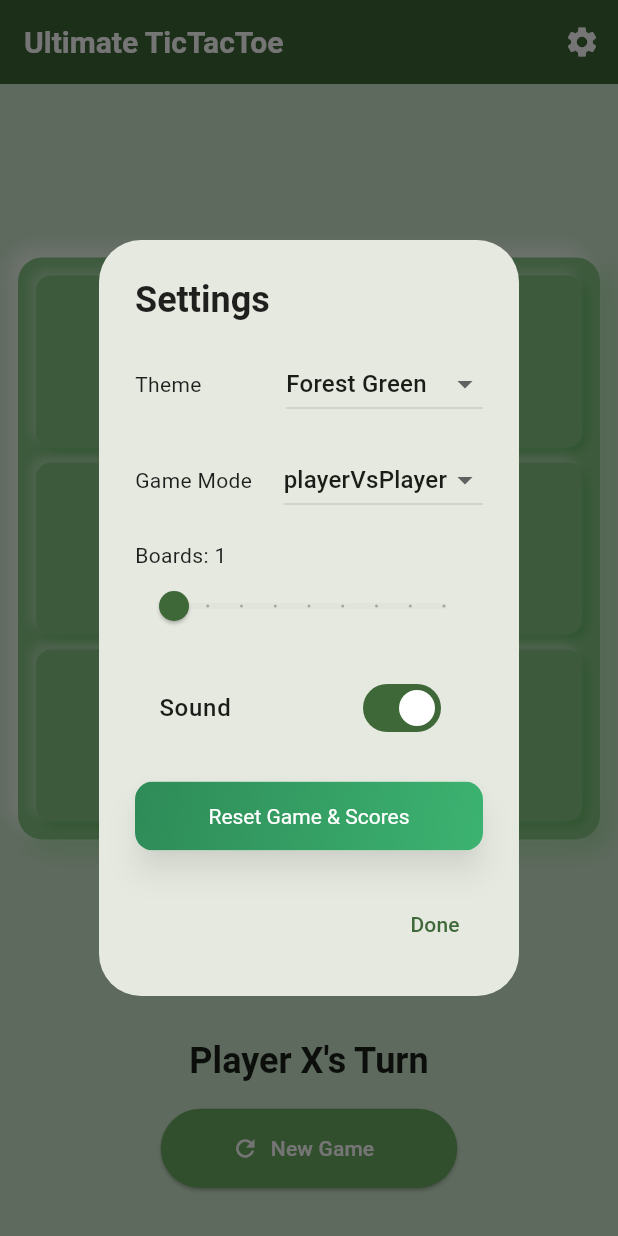
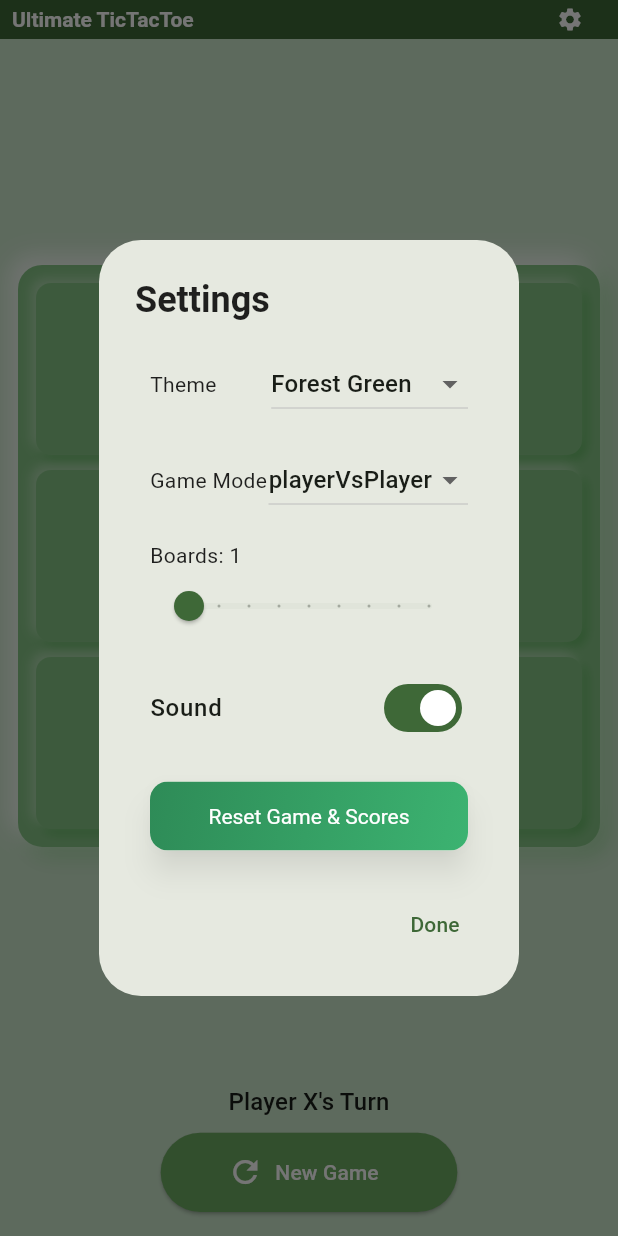
Before and after one commit to KMunyede/ultimate-tic-tac-toe, a Flutter app: the screen it shows after launch, after a tap on the "settings" icon, on a phone screen of 412 x 824 dp. Run offline on Flutter 3.47's test engine with Material 3 defaults, Android fonts, the phone set to English and light mode, and no system bars; our stand-ins replace audioplayers, cloud_functions, firebase_core, flutter_dotenv, sensors_plus, shared_preferences; missing offline and left inert: window_manager; accounts and stored records are empty; generated files the repository leaves out were written again.

Commit message:
- Vanilla 0.1.3 - UI changes

```diff
--- a/lib/game_screen.dart
+++ b/lib/game_screen.dart
@@ -1,5 +1,6 @@
 import 'dart:async';
 import 'dart:io';
+import 'dart:math';
 
 import 'package:flutter/foundation.dart';
 import 'package:flutter/material.dart';
@@ -11,7 +12,7 @@ import 'package:window_manager/window_manager.dart';
 import 'game_controller.dart';
 import 'settings_menu.dart';
 import 'sound_manager.dart';
-import 'widgets/game_board.dart'; // Import MultiBoardView
+import 'widgets/game_board.dart';
 
 class TicTacToeGame extends StatefulWidget {
   final bool isPrimaryInstance;
@@ -76,22 +77,61 @@ class _TicTacToeGameState extends State<TicTacToeGame> with WindowListener {
   Widget build(BuildContext context) {
     final game = context.watch<GameController>();
     final soundManager = context.read<SoundManager>();
+    final mediaQuery = MediaQuery.of(context);
+    final theme = Theme.of(context);
 
-    final theme = Theme.of(context);
+    // Calculate physical size in inches
+    final double diagonalInches = _calculateDiagonalInches(mediaQuery);
+    final bool isSmallScreen = diagonalInches < 8.0;
+    final bool isSmallLandscape =
+        mediaQuery.orientation == Orientation.landscape && isSmallScreen;
+
+    final double appBarHeight = isSmallScreen ? 26.0 : 56.0;
+
     final primaryColor = theme.colorScheme.primary;
     final hsl = HSLColor.fromColor(primaryColor);
     final brighterColor =
         hsl.withLightness((hsl.lightness * 1.7).clamp(0.0, 1.0)).toColor();
-
     final buttonTextColor =
         brighterColor.computeLuminance() > 0.5 ? Colors.black : Colors.white;
 
-    final screenWidth = MediaQuery.of(context).size.width;
+    final screenWidth = mediaQuery.size.width;
     const double baseWidthFactor = 0.4;
     const double baseHeight = 48.0;
-
     final double newWidth = screenWidth * baseWidthFactor * 1.20;
     final double newHeight = baseHeight * 1.10;
+
+    Widget statusLabel = Padding(
+      padding: EdgeInsets.symmetric(
+        vertical: isSmallScreen ? 8.0 : 16.0,
+        horizontal: 8.0,
+      ),
+      child: Text(
+        game.statusMessage ?? '',
+        style: isSmallScreen
+            ? theme.textTheme.titleMedium
+            : theme.textTheme.headlineSmall,
+        textAlign: TextAlign.center,
+      ),
+    );
+
+    Widget newGameButton = SizedBox(
+      width: isSmallLandscape ? 150 : newWidth,
+      height: isSmallLandscape ? 36 : newHeight,
+      child: ElevatedButton.icon(
+        icon: Icon(Icons.refresh, size: isSmallLandscape ? 18 : 24),
+        label: Text(
+          'New Game',
+          style: isSmallLandscape ? const TextStyle(fontSize: 13) : null,
+        ),
+        style: ElevatedButton.styleFrom(
+          backgroundColor: brighterColor,
+          foregroundColor: buttonTextColor,
+          padding: isSmallLandscape ? EdgeInsets.zero : null,
+        ),
+        onPressed: () => game.initializeGame(),
+      ),
+    );
 
     return PopScope(
       canPop: false,
@@ -112,13 +152,22 @@ class _TicTacToeGameState extends State<TicTacToeGame> with WindowListener {
         SystemNavigator.pop();
       },
       child: Scaffold(
-        appBar: AppBar(
-          title: const Text('Ultimate TicTacToe'),
+        appBar: PreferredSize(
+          preferredSize: Size.fromHeight(appBarHeight),
+          child: AppBar(
+            titleSpacing: isSmallScreen ? 8 : null,
+            title: Text(
+              'Ultimate TicTacToe',
+              style: isSmallScreen ? const TextStyle(fontSize: 14) : null,
+            ),
             backgroundColor: theme.colorScheme.primary,
             foregroundColor: theme.colorScheme.onPrimary,
             actions: [
               IconButton(
+                padding: isSmallScreen ? EdgeInsets.zero : null,
+                constraints: isSmallScreen ? const BoxConstraints() : null,
                 icon: const Icon(Icons.settings),
+                iconSize: isSmallScreen ? 18 : 24,
                 onPressed: () {
                   soundManager.playMoveSound();
                   showDialog(
@@ -127,47 +176,80 @@ class _TicTacToeGameState extends State<TicTacToeGame> with WindowListener {
                   );
                 },
               ),
+              if (isSmallScreen) const SizedBox(width: 8),
             ],
           ),
-        body: Column(
+        ),
+        body: SafeArea(
+          top: false, // AppBar handles the top
+          child: isSmallLandscape
+              ? Row(
+                  crossAxisAlignment: CrossAxisAlignment.stretch,
                   children: [
                     const Expanded(
-              child: Center(
-                child: MultiBoardView(), // Use MultiBoardView here
+                      flex: 3,
+                      child: Padding(
+                        padding: EdgeInsets.only(top: 4.0),
+                        child: MultiBoardView(),
                       ),
                     ),
-            Padding(
-              padding: const EdgeInsets.symmetric(vertical: 16.0),
-              child: Text(
-                game.statusMessage ?? '',
-                style: theme.textTheme.headlineSmall,
+                    Container(
+                      width: 180,
+                      padding: const EdgeInsets.all(8.0),
+                      decoration: BoxDecoration(
+                        border: Border(
+                          left: BorderSide(
+                            color: theme.dividerColor,
+                            width: 1,
                           ),
                         ),
+                      ),
+                      child: Column(
+                        mainAxisAlignment: MainAxisAlignment.center,
+                        children: [
+                          statusLabel,
+                          const SizedBox(height: 12),
+                          newGameButton,
+                        ],
+                      ),
+                    ),
+                  ],
+                )
+              : Column(
+                  children: [
+                    Expanded(
+                      child: Align(
+                        alignment: Alignment.topCenter,
+                        child: const MultiBoardView(),
+                      ),
+                    ),
+                    statusLabel,
                     Padding(
-              padding: const EdgeInsets.only(bottom: 32.0),
+                      padding: EdgeInsets.only(
+                        bottom: isSmallScreen ? 16.0 : 32.0,
+                      ),
                       child: Row(
                         mainAxisAlignment: MainAxisAlignment.spaceEvenly,
-                children: [
-                  SizedBox(
-                    width: newWidth,
-                    height: newHeight,
-                    child: ElevatedButton.icon(
-                      icon: const Icon(Icons.refresh),
-                      label: const Text('New Game'),
-                      style: ElevatedButton.styleFrom(
-                        backgroundColor: brighterColor,
-                        foregroundColor: buttonTextColor,
-                      ),
-                      onPressed: () => game.initializeGame(),
+                        children: [newGameButton],
                       ),
                     ),
                   ],
                 ),
         ),
-          ],
-        ),
       ),
     );
+  }
+
+  double _calculateDiagonalInches(MediaQueryData data) {
+    final width = data.size.width;
+    final height = data.size.height;
+    final pixelRatio = data.devicePixelRatio;
+
+    const ppi = 160.0;
+    final widthInches = width / ppi * pixelRatio;
+    final heightInches = height / ppi * pixelRatio;
+
+    return sqrt(widthInches * widthInches + heightInches * heightInches) / pixelRatio;
   }
 
   @override
--- a/lib/settings_menu.dart
+++ b/lib/settings_menu.dart
@@ -6,8 +6,21 @@ import 'settings_controller.dart';
 import 'sound_manager.dart';
 import 'widgets/gradient_button.dart';
 
-class SettingsMenu extends StatelessWidget {
+class SettingsMenu extends StatefulWidget {
   const SettingsMenu({super.key});
+
+  @override
+  State<SettingsMenu> createState() => _SettingsMenuState();
+}
+
+class _SettingsMenuState extends State<SettingsMenu> {
+  final ScrollController _scrollController = ScrollController();
+
+  @override
+  void dispose() {
+    _scrollController.dispose();
+    super.dispose();
+  }
 
   @override
   Widget build(BuildContext context) {
@@ -17,7 +30,13 @@ class SettingsMenu extends StatelessWidget {
 
     return AlertDialog(
       title: const Text('Settings'),
-      content: SingleChildScrollView(
+      content: Scrollbar(
+        controller: _scrollController,
+        thumbVisibility: true, // Always show scrollbar thumb in landscape
+        trackVisibility: true,
+        child: SingleChildScrollView(
+          controller: _scrollController,
+          padding: const EdgeInsets.symmetric(horizontal: 10),
           child: Column(
             mainAxisSize: MainAxisSize.min,
             children: [
@@ -28,6 +47,7 @@ class SettingsMenu extends StatelessWidget {
                 _buildAiDifficultySelector(context, settings),
                 const SizedBox(height: 8),
                 SwitchListTile(
+                  contentPadding: EdgeInsets.zero,
                   title: const Text('Use Online AI'),
                   subtitle: const Text('Call Firebase for moves'),
                   value: settings.useOnlineAi,
@@ -40,6 +60,7 @@ class SettingsMenu extends StatelessWidget {
               _buildBoardCountSelector(context, settings),
               const SizedBox(height: 16),
               SwitchListTile(
+                contentPadding: EdgeInsets.zero,
                 title: const Text('Sound'),
                 value: settings.isSoundOn,
                 onChanged: (value) {
@@ -64,6 +85,7 @@ class SettingsMenu extends StatelessWidget {
                 child: const Text('Reset Game & Scores'),
               ),
             ],
+          ),
         ),
       ),
       actions: [
```
Also changed, not shown: pubspec.lock. Lines whose indentation alone changed are shown as unchanged.
